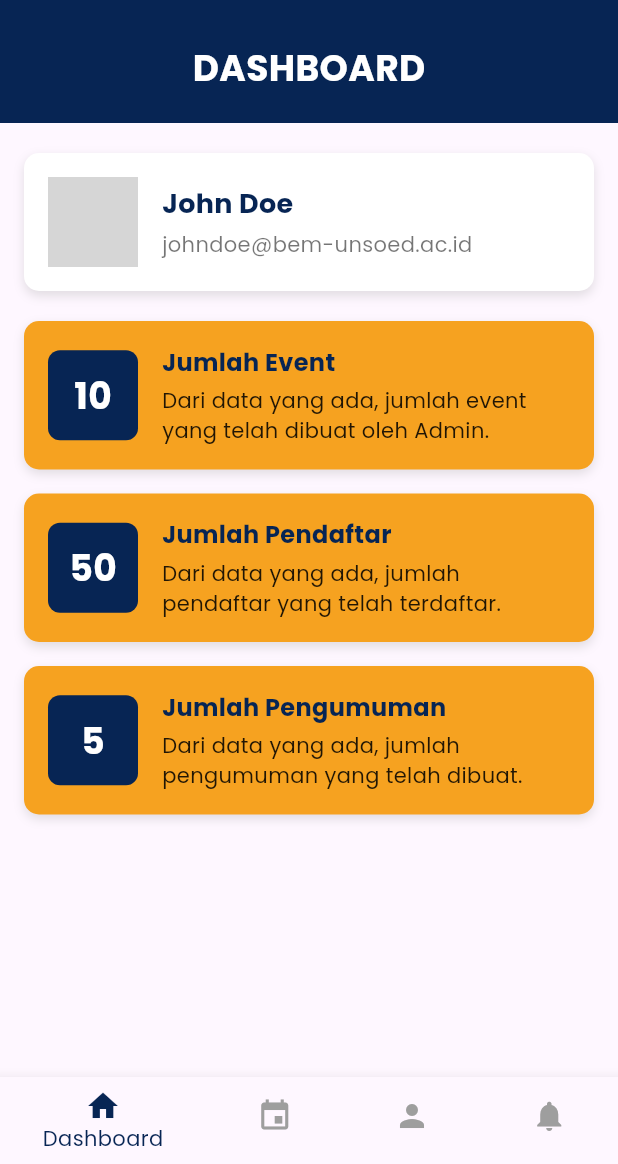
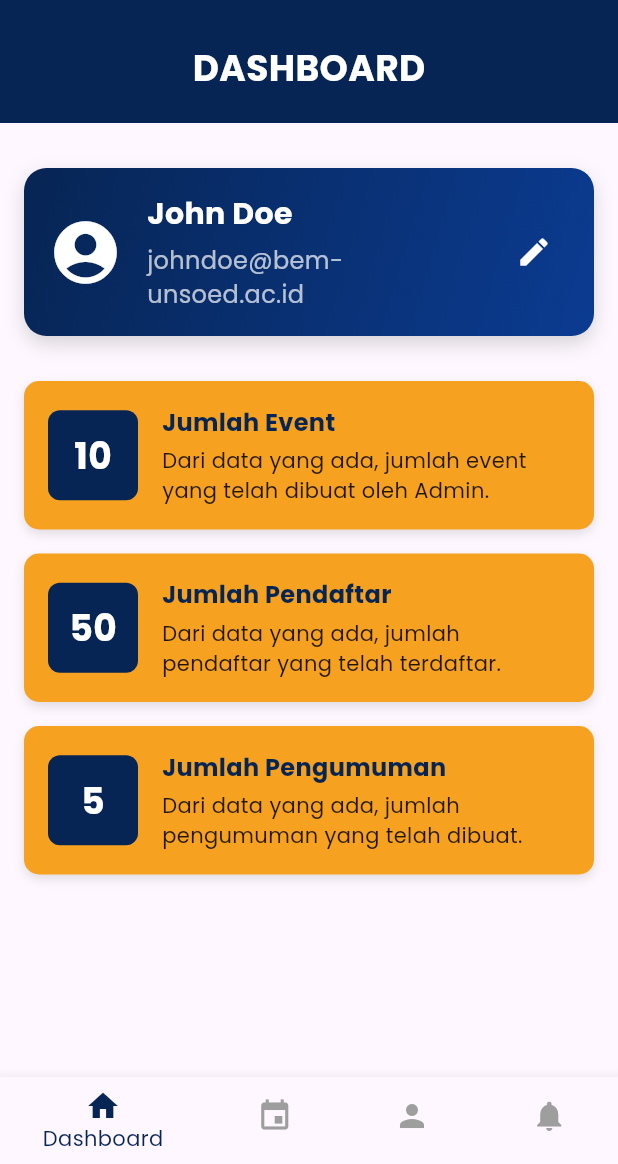
Before and after one commit to akzuha/sirek-mobile, a Flutter app: the Dashboard screen opened by its route, on a phone screen of 412 x 824 dp, the part 72-1236 px from its top. Run offline on Flutter 3.47's test engine with Material 3 defaults, Android fonts, the phone set to English and light mode, and no system bars; our stand-ins replace file_picker, shared_preferences; accounts and stored records are empty; grey boxes are pictures that could not be loaded.

Commit message:
Update dashboard.dart

```diff
--- a/lib/admin/dashboard.dart
+++ b/lib/admin/dashboard.dart
@@ -54,7 +54,6 @@ class Dashboard extends StatelessWidget {
                   context,
                   name: "John Doe",
                   email: "johndoe@bem-unsoed.ac.id",
-                  imagePath: "images/profile_placeholder.png",
                 ),
                 const SizedBox(height: 20),
 
@@ -94,62 +93,76 @@ class Dashboard extends StatelessWidget {
     BuildContext context, {
     required String name,
     required String email,
-    required String imagePath,
   }) {
-    return GestureDetector(
-      onTap: () {
-        // Navigasi ke halaman ProfilePage
-        Navigator.push(
-          context,
-          MaterialPageRoute(builder: (context) => const ProfilePage()),
-        );
-      },
-      child: Container(
-        padding: const EdgeInsets.all(16),
-        decoration: BoxDecoration(
-          color: Colors.white,
-          borderRadius: BorderRadius.circular(10),
-          boxShadow: [
-            BoxShadow(
-              color: Colors.grey.withOpacity(0.3),
-              blurRadius: 5,
-              offset: const Offset(0, 3),
-            ),
-          ],
+    return Container(
+      margin: const EdgeInsets.symmetric(vertical: 10), // Jarak vertikal
+      padding: const EdgeInsets.all(16),
+      decoration: BoxDecoration(
+        borderRadius: BorderRadius.circular(15),
+        gradient: const LinearGradient(
+          colors: [Color(0xFF072554), Color(0xFF0B3B91)], // Gradasi biru
+          begin: Alignment.topLeft,
+          end: Alignment.bottomRight,
         ),
-        child: Row(
-          children: [
-            // Foto Profil
-            CircleAvatar(
-              radius: 30,
-              backgroundImage: AssetImage(imagePath),
-            ),
-            const SizedBox(width: 16),
+        boxShadow: [
+          BoxShadow(
+            color: Colors.grey.withOpacity(0.4),
+            blurRadius: 10,
+            offset: const Offset(0, 5), // Bayangan lebih tajam
+          ),
+        ],
+      ),
+      child: Row(
+        children: [
+          // Ikon Profil
+          const Icon(
+            Icons.account_circle,
+            size: 50,
+            color: Colors.white, // Warna putih untuk ikon profil
+          ),
+          const SizedBox(width: 16),
 
-            // Informasi Profil
-            Column(
+          // Informasi Profil
+          Expanded(
+            child: Column(
               crossAxisAlignment: CrossAxisAlignment.start,
               children: [
                 Text(
                   name,
                   style: const TextStyle(
-                    fontSize: 18,
+                    fontSize: 20, // Ukuran lebih besar
                     fontWeight: FontWeight.bold,
-                    color: Color(0xFF072554),
+                    color: Colors.white,
                   ),
                 ),
-                const SizedBox(height: 4),
+                const SizedBox(height: 5),
                 Text(
                   email,
                   style: const TextStyle(
-                    fontSize: 14,
-                    color: Colors.black54,
+                    fontSize: 16,
+                    color: Colors.white70,
                   ),
                 ),
               ],
             ),
-          ],
-        ),
+          ),
+
+          // Ikon Edit
+          IconButton(
+            icon: const Icon(
+              Icons.edit,
+              color: Colors.white,
+              size: 24,
+            ),
+            onPressed: () {
+              // Navigasi ke halaman ProfilePage
+              Navigator.push(
+                context,
+                MaterialPageRoute(builder: (context) => const ProfilePage()),
+              );
+            },
+          ),
+        ],
       ),
     );
   }
```
